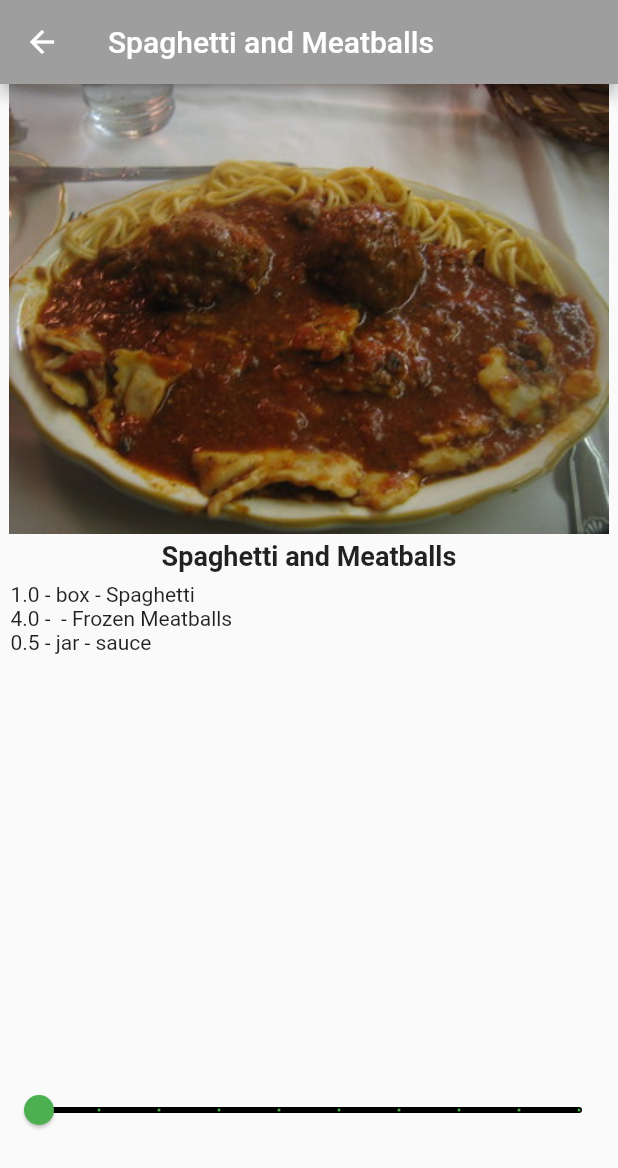
After one commit to vedintech007/Recipe-Calculator, a Flutter app: the screen it shows after launch, after a tap on "Spaghetti and Meatballs", on a phone screen of 412 x 824 dp. The commit adds this screen. Shown: the top 1168 px of the screen. Run offline on Flutter 3.47's test engine with Material 2 defaults, Android fonts, the phone set to English and light mode, and no system bars; Roboto replaces fonts that are missing (Palatino).

Commit message:
added slider to adjust ingredient quantity

```diff
--- a/lib/main.dart
+++ b/lib/main.dart
@@ -1,5 +1,6 @@
 import 'package:flutter/material.dart';
 import 'models/recipe_model.dart';
+import 'recipe_detail.dart';
 
 void main() {
   runApp(const RecipeApp());
@@ -19,7 +20,7 @@ class RecipeApp extends StatelessWidget {
           secondary: Colors.black,
         ),
       ),
-      home: HomePage(),
+      home: const HomePage(),
     );
   }
 }
@@ -32,18 +33,30 @@ class HomePage extends StatelessWidget {
     return Scaffold(
       appBar: AppBar(title: const Text("Recipe Calculator")),
       body: ListView.builder(
-        itemCount: RecipeModel.samples.length,
+        itemCount: Recipe.samples.length,
         itemBuilder: (context, index) {
           // TODO: Update to return Recipe card
           // TODO: Add GestureDetector
-          return buildRecipeCard(RecipeModel.samples[index]);
+          return GestureDetector(
+            onTap: () {
+              Navigator.push(
+                context,
+                MaterialPageRoute(builder: (context) {
+                  // TODO: Replace return with return RecipeDetail()
+                  return RecipeDetail(recipe: Recipe.samples[index]);
+                  // SafeArea(child: const Text("Hello"));
+                }),
+              );
+            },
+            child: buildRecipeCard(Recipe.samples[index]),
+          );
         },
       ),
     );
   }
 
   // TODO: Add buildRecipeCard() here
-  Widget buildRecipeCard(RecipeModel recipe) {
+  Widget buildRecipeCard(Recipe recipe) {
     return Card(
       elevation: 2.0,
       shape: RoundedRectangleBorder(
--- a/lib/models/recipe_model.dart
+++ b/lib/models/recipe_model.dart
@@ -1,37 +1,124 @@
-class RecipeModel {
+// ignore_for_file: public_member_api_docs, sort_constructors_first
+class Recipe {
   String label;
   String imageUrl;
 
   // TODO: Add servings and ingredients here
-  RecipeModel(this.label, this.imageUrl);
+  int servings;
+  List<Ingredient> ingredients;
+
+  Recipe(
+    this.label,
+    this.imageUrl,
+    this.servings,
+    this.ingredients,
+  );
 
   // TODO: Add List<Recipe> here
-  static List<RecipeModel> samples = [
-    RecipeModel(
+  // static List<Recipe> samples = [
+  //   Recipe(
+  //     'Spaghetti and Meatballs',
+  //     'assets/2126711929_ef763de2b3_w.jpg',
+  //     4,
+  //     [
+  //       Ingredient(1, 'box', 'Spaghetti'),
+  //       Ingredient(4, '', 'Frozen Meatballs'),
+  //       Ingredient(0.5, 'jar', 'sauce'),
+  //     ],
+  //   ),
+  //   Recipe(
+  //     'Tomato Soup',
+  //     'assets/27729023535_a57606c1be.jpg',
+  //   ),
+  //   Recipe(
+  //     'Grilled Cheese',
+  //     'assets/3187380632_5056654a19_b.jpg',
+  //   ),
+  //   Recipe(
+  //     'Chocolate Chip Cookies',
+  //     'assets/15992102771_b92f4cc00a_b.jpg',
+  //   ),
+  //   Recipe(
+  //     'Taco Salad',
+  //     'assets/8533381643_a31a99e8a6_c.jpg',
+  //   ),
+  //   Recipe(
+  //     'Hawaiian Pizza',
+  //     'assets/15452035777_294cefced5_c.jpg',
+  //   ),
+  // ];
+
+  static List<Recipe> samples = [
+    Recipe(
       'Spaghetti and Meatballs',
       'assets/2126711929_ef763de2b3_w.jpg',
+      4,
+      [
+        Ingredient(1, 'box', 'Spaghetti'),
+        Ingredient(4, '', 'Frozen Meatballs'),
+        Ingredient(0.5, 'jar', 'sauce'),
+      ],
     ),
-    RecipeModel(
+    Recipe(
       'Tomato Soup',
       'assets/27729023535_a57606c1be.jpg',
+      2,
+      [
+        Ingredient(1, 'can', 'Tomato Soup'),
+      ],
     ),
-    RecipeModel(
+    Recipe(
       'Grilled Cheese',
       'assets/3187380632_5056654a19_b.jpg',
+      1,
+      [
+        Ingredient(2, 'slices', 'Cheese'),
+        Ingredient(2, 'slices', 'Bread'),
+      ],
     ),
-    RecipeModel(
+    Recipe(
       'Chocolate Chip Cookies',
       'assets/15992102771_b92f4cc00a_b.jpg',
+      24,
+      [
+        Ingredient(4, 'cups', 'flour'),
+        Ingredient(2, 'cups', 'sugar'),
+        Ingredient(0.5, 'cups', 'chocolate chips'),
+      ],
     ),
-    RecipeModel(
+    Recipe(
       'Taco Salad',
       'assets/8533381643_a31a99e8a6_c.jpg',
+      1,
+      [
+        Ingredient(4, 'oz', 'nachos'),
+        Ingredient(3, 'oz', 'taco meat'),
+        Ingredient(0.5, 'cup', 'cheese'),
+        Ingredient(0.25, 'cup', 'chopped tomatoes'),
+      ],
     ),
-    RecipeModel(
+    Recipe(
       'Hawaiian Pizza',
       'assets/15452035777_294cefced5_c.jpg',
+      4,
+      [
+        Ingredient(1, 'item', 'pizza'),
+        Ingredient(1, 'cup', 'pineapple'),
+        Ingredient(8, 'oz', 'ham'),
+      ],
     ),
   ];
 }
 
 // TODO: Add Ingredient() here
+class Ingredient {
+  double quantity;
+  String measure;
+  String name;
+
+  Ingredient(
+    this.quantity,
+    this.measure,
+    this.name,
+  );
+}
--- /dev/null
+++ b/lib/recipe_detail.dart
@@ -0,0 +1,81 @@
+// ignore_for_file: prefer_const_constructors_in_immutables
+
+import 'package:flutter/material.dart';
+
+import 'package:recipes/models/recipe_model.dart';
+
+class RecipeDetail extends StatefulWidget {
+  RecipeDetail({
+    Key? key,
+    required this.recipe,
+  }) : super(key: key);
+
+  final Recipe recipe;
+
+  @override
+  State<RecipeDetail> createState() => _RecipeDetailState();
+}
+// TODO: Add _RecipeDetailState here
+
+class _RecipeDetailState extends State<RecipeDetail> {
+  // TODO: Add _sliderVal here
+  int _sliderVal = 1;
+
+  @override
+  Widget build(BuildContext context) {
+    return Scaffold(
+      appBar: AppBar(
+        title: Text(widget.recipe.label),
+      ),
+      body: Column(
+        children: [
+          SizedBox(
+            child: Image.asset(
+              widget.recipe.imageUrl,
+            ),
+          ),
+          const SizedBox(height: 4),
+          Text(
+            widget.recipe.label,
+            style: const TextStyle(
+              fontSize: 18,
+              fontWeight: FontWeight.w700,
+              fontFamily: 'Palatino',
+            ),
+          ),
+
+          // TODO: Add Expanded
+          Expanded(
+            child: ListView.builder(
+              padding: const EdgeInsets.all(7.0),
+              itemCount: widget.recipe.ingredients.length,
+              itemBuilder: (BuildContext context, index) {
+                final ingredient = widget.recipe.ingredients[index];
+                return Text("${ingredient.quantity * _sliderVal} - ${ingredient.measure} - ${ingredient.name}");
+              },
+            ),
+          ),
+
+          // TODO: Add Slider() here
+          Padding(
+            padding: const EdgeInsets.only(bottom: 60),
+            child: Slider(
+              min: 1,
+              max: 10,
+              divisions: 9,
+              label: '${_sliderVal * widget.recipe.servings} servings',
+              onChanged: (double value) {
+                setState(() {
+                  _sliderVal = value.round();
+                });
+              },
+              value: _sliderVal.toDouble(),
+              activeColor: Colors.green,
+              inactiveColor: Colors.black,
+            ),
+          ),
+        ],
+      ),
+    );
+  }
+}
--- a/pubspec.yaml
+++ b/pubspec.yaml
@@ -35,6 +35,7 @@ dependencies:
   # The following adds the Cupertino Icons font to your application.
   # Use with the CupertinoIcons class for iOS style icons.
   cupertino_icons: ^1.0.2
+  data_table_2: ^2.3.8
 
 dev_dependencies:
   flutter_test:
```
Also changed, not shown: pubspec.lock.
